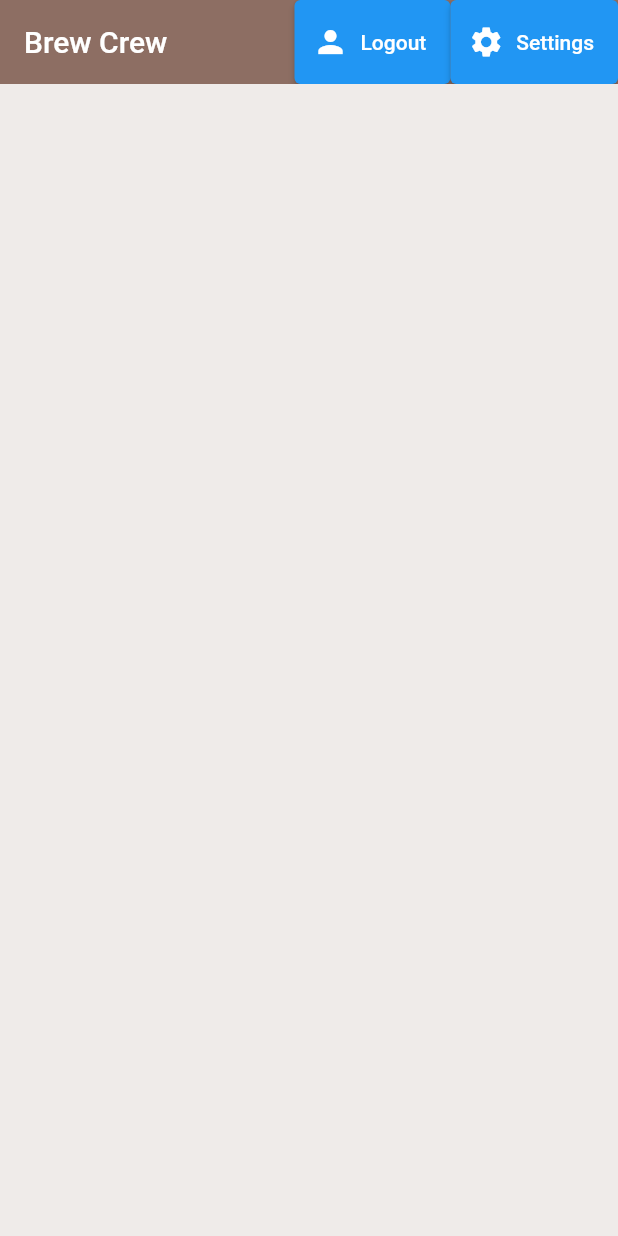
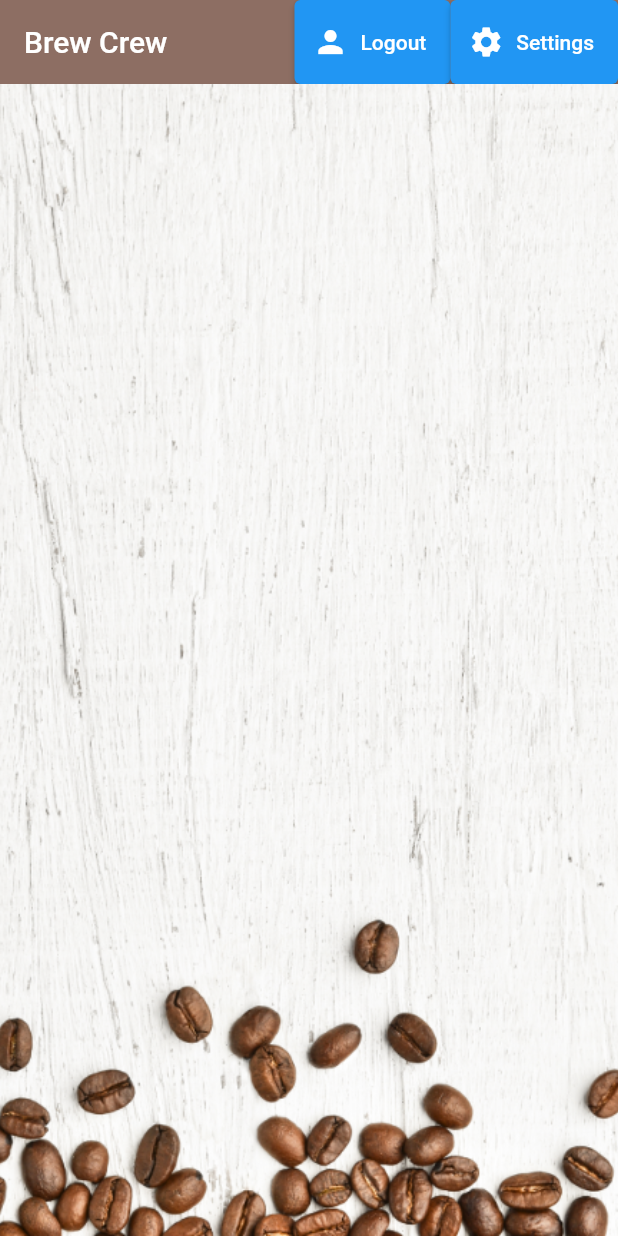
Before and after one commit to Hacikes/LearnFlutterPlusFirebase, a Flutter app: the screen it shows once a user with an empty profile is signed in, on a phone screen of 412 x 824 dp. Run offline on Flutter 3.47's test engine with Material 2 defaults, Android fonts, the light colour scheme and no system bars; our stand-ins replace cloud_firestore, firebase_auth, firebase_core; accounts and stored records are empty.

Commit message:
Урок 27
Добавление аватарок для кофе на домашкем экране

1) Добавили фон в виде картинки на домашний экран
2) Добавили иконку чашки кофе

```diff
--- a/lib/screen/home/brew_title.dart
+++ b/lib/screen/home/brew_title.dart
@@ -20,6 +20,7 @@
             radius: 25.0,
             // фон зависит от крепости
             backgroundColor: Colors.brown[brew?.strength ?? 100],
+            backgroundImage: AssetImage('assets/coffee_icon.png'),
           ),
           title: Text(brew?.name ?? ''),
           subtitle: Text('Takes ${brew?.sugars ?? ''} sugar(s)'),
--- a/lib/screen/home/home.dart
+++ b/lib/screen/home/home.dart
@@ -53,7 +53,15 @@
             ),
           ],
         ),
-        body: BrewList(),
+        body: Container(
+          decoration: BoxDecoration(
+            image: DecorationImage(
+              image: AssetImage('assets/coffee_bg.png'),
+                fit: BoxFit.cover
+            )
+          ),
+            child: BrewList()
+        ),
       ),
     );
 
--- a/pubspec.yaml
+++ b/pubspec.yaml
@@ -62,9 +62,8 @@
   uses-material-design: true
 
   # To add assets to your application, add an assets section, like this:
-  # assets:
-  #   - images/a_dot_burr.jpeg
-  #   - images/a_dot_ham.jpeg
+  assets:
+   - assets/
 
   # An image asset can refer to one or more resolution-specific "variants", see
   # https://flutter.dev/assets-and-images/#resolution-aware
```
Also changed, not shown: assets/coffee_bg.png (added), assets/coffee_icon.png (added).
